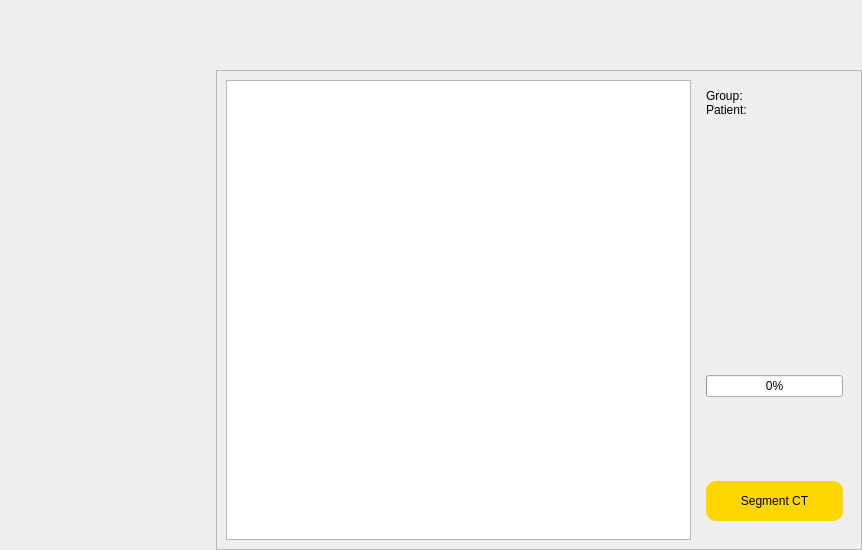
This is frontend_pages/segmentation/segmentation_window.ui in sdpunit/OrthoVis as Qt 5 draws it before an edit. The edited form follows.
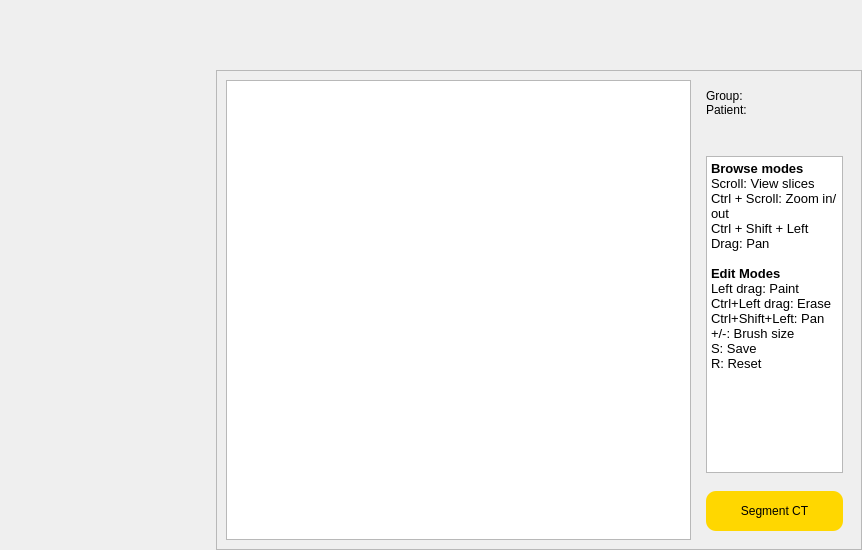
This is the edited form. Custom widgets are drawn as their Qt base class.

Commit message: Instruction for segmentation viewing modes added

Diff of the .ui file:
```diff
--- a/frontend_pages/segmentation/segmentation_window.ui
+++ b/frontend_pages/segmentation/segmentation_window.ui
@@ -102,7 +102,7 @@
          </item>
          <item>
           <widget class="QWidget" name="details" native="true">
-           <layout class="QVBoxLayout" name="verticalLayout_2" stretch="3,2,1">
+           <layout class="QVBoxLayout" name="verticalLayout_2" stretch="1,5,0">
             <property name="spacing">
              <number>0</number>
             </property>
@@ -181,9 +181,32 @@
              <widget class="QWidget" name="progress_wdg" native="true">
               <layout class="QVBoxLayout" name="verticalLayout_3">
                <item>
-                <widget class="QProgressBar" name="progress_bar">
-                 <property name="value">
-                  <number>0</number>
+                <widget class="QTextBrowser" name="textBrowser">
+                 <property name="font">
+                  <font>
+                   <pointsize>10</pointsize>
+                  </font>
+                 </property>
+                 <property name="html">
+                  <string>&lt;!DOCTYPE HTML PUBLIC &quot;-//W3C//DTD HTML 4.0//EN&quot; &quot;http://www.w3.org/TR/REC-html40/strict.dtd&quot;&gt;
+&lt;html&gt;&lt;head&gt;&lt;meta name=&quot;qrichtext&quot; content=&quot;1&quot; /&gt;&lt;meta charset=&quot;utf-8&quot; /&gt;&lt;style type=&quot;text/css&quot;&gt;
+p, li { white-space: pre-wrap; }
+hr { height: 1px; border-width: 0; }
+li.unchecked::marker { content: &quot;\2610&quot;; }
+li.checked::marker { content: &quot;\2612&quot;; }
+&lt;/style&gt;&lt;/head&gt;&lt;body style=&quot; font-family:'Segoe UI'; font-size:10pt; font-weight:400; font-style:normal;&quot;&gt;
+&lt;p style=&quot; margin-top:0px; margin-bottom:0px; margin-left:0px; margin-right:0px; -qt-block-indent:0; text-indent:0px;&quot;&gt;&lt;a name=&quot;chat-messages-1347034336519786528-1407610463646257205&quot;&gt;&lt;/a&gt;&lt;span style=&quot; font-family:'inherit'; font-weight:700; color:#000000;&quot;&gt;B&lt;/span&gt;&lt;span style=&quot; font-family:'inherit'; font-weight:700; color:#000000;&quot;&gt;rowse modes&lt;/span&gt;&lt;span style=&quot; font-family:'inherit'; color:#000000;&quot;&gt; &lt;/span&gt;&lt;/p&gt;
+&lt;p style=&quot; margin-top:0px; margin-bottom:0px; margin-left:0px; margin-right:0px; -qt-block-indent:0; text-indent:0px;&quot;&gt;&lt;span style=&quot; font-family:'inherit'; color:#000000;&quot;&gt;Scroll: View slices&lt;/span&gt;&lt;/p&gt;
+&lt;p style=&quot; margin-top:0px; margin-bottom:0px; margin-left:0px; margin-right:0px; -qt-block-indent:0; text-indent:0px;&quot;&gt;&lt;span style=&quot; font-family:'inherit'; color:#000000;&quot;&gt;Ctrl + Scroll: Zoom in/out&lt;/span&gt;&lt;/p&gt;
+&lt;p style=&quot; margin-top:0px; margin-bottom:0px; margin-left:0px; margin-right:0px; -qt-block-indent:0; text-indent:0px;&quot;&gt;&lt;span style=&quot; font-family:'inherit'; color:#000000;&quot;&gt;Ctrl + Shift + Left Drag: Pan&lt;/span&gt;&lt;/p&gt;
+&lt;p style=&quot;-qt-paragraph-type:empty; margin-top:0px; margin-bottom:0px; margin-left:0px; margin-right:0px; -qt-block-indent:0; text-indent:0px; font-family:'inherit'; color:#000000;&quot;&gt;&lt;br /&gt;&lt;/p&gt;
+&lt;p style=&quot; margin-top:0px; margin-bottom:0px; margin-left:0px; margin-right:0px; -qt-block-indent:0; text-indent:0px;&quot;&gt;&lt;span style=&quot; font-family:'inherit'; font-weight:700; color:#000000;&quot;&gt;Edit Modes&lt;/span&gt;&lt;/p&gt;
+&lt;p style=&quot; margin-top:0px; margin-bottom:0px; margin-left:0px; margin-right:0px; -qt-block-indent:0; text-indent:0px;&quot;&gt;&lt;span style=&quot; font-family:'inherit'; color:#000000;&quot;&gt;Left drag: Paint&lt;/span&gt;&lt;/p&gt;
+&lt;p style=&quot; margin-top:0px; margin-bottom:0px; margin-left:0px; margin-right:0px; -qt-block-indent:0; text-indent:0px;&quot;&gt;&lt;span style=&quot; font-family:'inherit'; color:#000000;&quot;&gt;Ctrl+Left drag: Erase&lt;/span&gt;&lt;/p&gt;
+&lt;p style=&quot; margin-top:0px; margin-bottom:0px; margin-left:0px; margin-right:0px; -qt-block-indent:0; text-indent:0px;&quot;&gt;&lt;span style=&quot; font-family:'inherit'; color:#000000;&quot;&gt;Ctrl+Shift+Left: Pan&lt;/span&gt;&lt;/p&gt;
+&lt;p style=&quot; margin-top:0px; margin-bottom:0px; margin-left:0px; margin-right:0px; -qt-block-indent:0; text-indent:0px;&quot;&gt;&lt;span style=&quot; font-family:'inherit'; color:#000000;&quot;&gt;+/-: Brush size&lt;/span&gt;&lt;/p&gt;
+&lt;p style=&quot; margin-top:0px; margin-bottom:0px; margin-left:0px; margin-right:0px; -qt-block-indent:0; text-indent:0px;&quot;&gt;&lt;span style=&quot; font-family:'inherit'; color:#000000;&quot;&gt;S: Save&lt;/span&gt;&lt;/p&gt;
+&lt;p style=&quot; margin-top:0px; margin-bottom:0px; margin-left:0px; margin-right:0px; -qt-block-indent:0; text-indent:0px;&quot;&gt;&lt;span style=&quot; font-family:'inherit'; color:#000000;&quot;&gt;R: Reset&lt;/span&gt;&lt;/p&gt;&lt;/body&gt;&lt;/html&gt;</string>
                  </property>
                 </widget>
                </item>
```
The commit also changes 1 other file.
